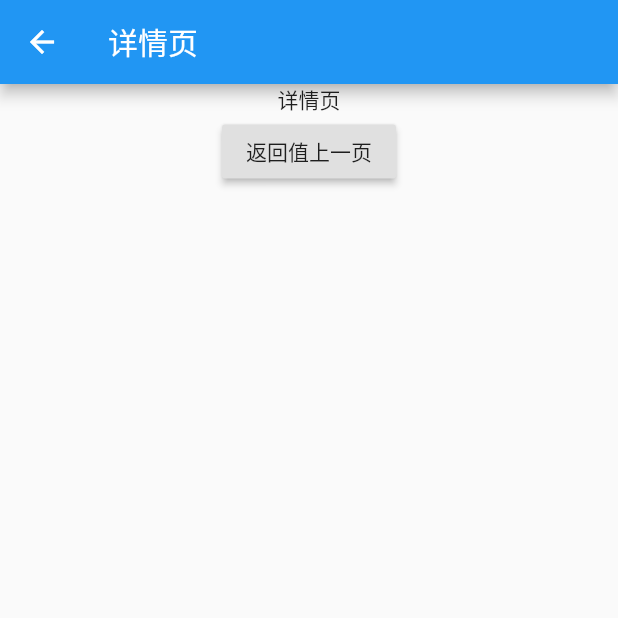
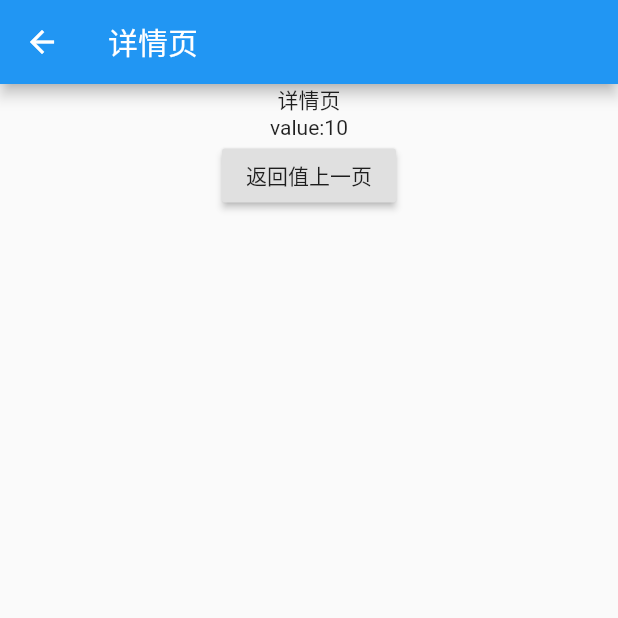
Before and after one commit to lifan-github/flutter_learn_app, a Flutter app: the screen it shows after launch, after a tap on "点击进入详情", on a phone screen of 412 x 824 dp, the top half of it. Run offline on Flutter 3.47's test engine with Material 2 defaults, Android fonts, the phone set to English and light mode, and no system bars; our stand-ins replace dio; network calls fail.

Commit message:
provider数据共享

```diff
--- a/lib/main.dart
+++ b/lib/main.dart
@@ -5,9 +5,22 @@ import 'package:flutter_learn_app/views/home/details.dart';
 import 'package:flutter_learn_app/views/login/login.dart';
 import 'package:flutter_learn_app/views/noRoute/no_route.dart';
 import 'package:flutter_learn_app/views/user/details.dart';
+import 'package:provider/provider.dart';
+
+import 'model/home_model.dart';
 
 void main() {
-  runApp(MyApp());
+  final counter = CounterModel();
+  final textSize = 48;
+  runApp(
+    MultiProvider( // model的集合
+      providers: [
+        ChangeNotifierProvider.value(value: counter),
+        Provider.value(value: textSize),
+      ],
+      child: MyApp(),
+    )
+  );
 }
 
 class MyApp extends StatelessWidget {
--- /dev/null
+++ b/lib/model/home_model.dart
@@ -0,0 +1,11 @@
+import 'package:flutter/material.dart';
+
+class CounterModel with ChangeNotifier {
+  int _count = 10;
+  int get value => _count;
+
+  void increment() {
+    _count++;
+    notifyListeners();
+  }
+}
--- a/lib/views/home/details.dart
+++ b/lib/views/home/details.dart
@@ -1,8 +1,12 @@
 import 'package:flutter/material.dart';
+import 'package:flutter_learn_app/model/home_model.dart';
+import 'package:provider/provider.dart';
 
 class HomeDetails extends StatelessWidget {
   @override
   Widget build(BuildContext context) {
+    final _counter = Provider.of<CounterModel>(context);
+    print('_counter---------${_counter.value}');
     return Scaffold(
       appBar: AppBar(
         title: Text('详情页'),
@@ -12,6 +16,7 @@ class HomeDetails extends StatelessWidget {
           child: Column(
             children: <Widget>[
               Text('详情页'),
+              Text('value:${_counter.value}'),
               RaisedButton(
                 onPressed: () => Navigator.pop(context),
                 child: Text('返回值上一页'),
--- a/lib/views/home/home_page.dart
+++ b/lib/views/home/home_page.dart
@@ -1,37 +1,71 @@
+import 'package:dio/dio.dart';
 import 'package:flutter/material.dart';
+import 'package:flutter_learn_app/http/api_config.dart';
+import 'package:flutter_learn_app/model/home_model.dart';
+import 'package:provider/provider.dart';
 
 class HomePage extends StatefulWidget {
   @override
   _HomePageState createState() => _HomePageState();
 }
 
+/// tab每次进入都会执行一次
+/// 如果只需要第一次进入执行initState() 方法，后面不再进入initState()
+/// 添加：class _HomePageState extends State<HomePage> with AutomaticKeepAliveClientMixin
+/// @override
+/// bool get wantKeepAlive => true;
+/// super.build(context);
+
 class _HomePageState extends State<HomePage> {
   @override
-  void initState(){
+  void initState() {
     super.initState();
-    print('首页初始化----------------');
+    print('首页初始化---------111111-------');
+    /// 获取测试数据
+    getHttp();
   }
 
-  @override
-  void didChangeDependencies() {
-    super.didChangeDependencies();
-    print('首页初始化initState---之后执行，并此时可以获取其他 State');
+  void getHttp() async {
+    try {
+      Response response = await Dio().get(ApiConfig.GET_USER_LIST);
+      print('------------ ${response.data}');
+    } catch (e) {
+      print(e);
+    }
   }
 
   @override
   Widget build(BuildContext context) {
+    final _counter = Provider.of<CounterModel>(context);
+    print('_counter---------${_counter.value}');
     return Scaffold(
-      body: Center(
-        child: Column(
-          children: <Widget>[
+      body: Consumer<CounterModel>(
+        builder: (context, CounterModel counter, child) => Center(
+          child: Column(children: <Widget>[
             Text('我是首页'),
+            RaisedButton(
+              onPressed: counter.increment,
+              child: Text('+${_counter.value}'),
+            ),
             RaisedButton(
               onPressed: () => Navigator.pushNamed(context, 'home_details'),
               child: Text('点击进入详情'),
-            )
-          ]
+            ),
+            _ChildWidget(_counter.value),
+          ]),
         ),
       ),
     );
   }
 }
+
+
+/// 子部件获取父部件的传递的值
+class _ChildWidget extends StatelessWidget {
+  final int _counter;
+  _ChildWidget(this._counter);
+  @override
+  Widget build(BuildContext context) {
+    return Text('子部件$_counter');
+  }
+}
--- a/lib/views/user/user_page.dart
+++ b/lib/views/user/user_page.dart
@@ -6,6 +6,18 @@ class UserPage extends StatefulWidget {
 }
 
 class _UserPageState extends State<UserPage> {
+  @override
+  void initState(){
+    super.initState();
+    print('我的界面----------------');
+  }
+
+  @override
+  void didChangeDependencies() {
+    super.didChangeDependencies();
+    print('我的界面initState---之后执行，并此时可以获取其他 State');
+  }
+
   @override
   Widget build(BuildContext context) {
     return Scaffold(
--- a/pubspec.yaml
+++ b/pubspec.yaml
@@ -28,6 +28,8 @@ dependencies:
   # Use with the CupertinoIcons class for iOS style icons.
   cupertino_icons: ^1.0.0
   fluro: 1.7.8
+  dio: ^3.0.10
+  provider: ^4.3.2+3
 
 
 dev_dependencies:
```
Also changed, not shown: lib/common/global.dart (added, +17 -0 lines), lib/http/api_config.dart (added, +14 -0 lines), lib/http/home_action.dart (added, +8 -0 lines), pubspec.lock.
